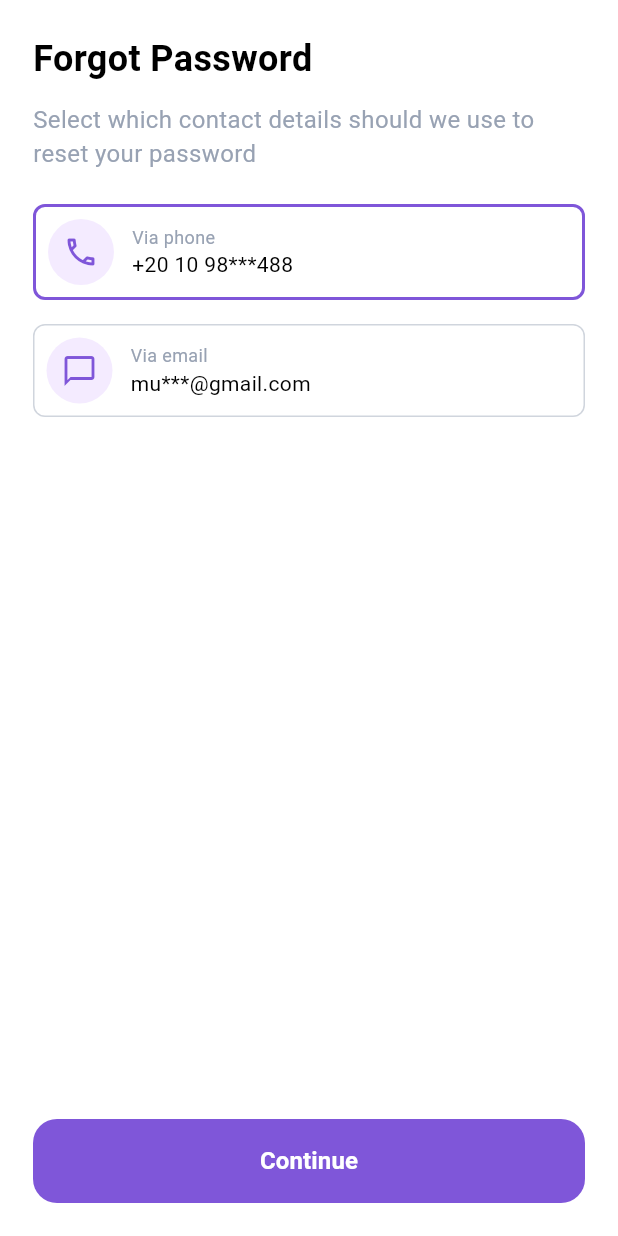
After one commit to ahmedalnagdy18/DomiAkar, a Flutter app: the LoginPage screen opened directly, after a tap on "Forgot password ?", on a phone screen of 412 x 824 dp. The commit adds this screen. Run offline on Flutter 3.47's test engine with Material 3 defaults, Android fonts, the phone set to English and light mode, and no system bars; our stand-ins replace dots_indicator, email_validator, fluttertoast, pinput.

Commit message:
finish authentication ui

```diff
--- a/lib/core/common/app_buttons.dart
+++ b/lib/core/common/app_buttons.dart
@@ -5,7 +5,7 @@ import 'package:flutter/material.dart';
 class MainAppButton extends StatelessWidget {
   const MainAppButton(
       {super.key,
-      this.onPressed,
+      required this.onPressed,
       this.textColor,
       this.fontSize,
       required this.text,
@@ -20,15 +20,17 @@ class MainAppButton extends StatelessWidget {
   @override
   Widget build(BuildContext context) {
     return MaterialButton(
+      disabledColor: AppColors.gray300,
       highlightElevation: 0,
       splashColor: Colors.transparent,
       onPressed: onPressed,
       color: buttonColor ?? AppColors.primary600,
       shape: RoundedRectangleBorder(
-          borderRadius: BorderRadius.circular(16.0),
-          side: BorderSide(
-            color: borderColor ?? AppColors.primary600,
-          )),
+        borderRadius: BorderRadius.circular(16.0),
+        // side: BorderSide(
+        //   color: borderColor ?? AppColors.primary600,
+        // ),
+      ),
       height: 56,
       elevation: 0,
       minWidth: double.infinity,
--- a/lib/core/fonts/app_text.dart
+++ b/lib/core/fonts/app_text.dart
@@ -40,4 +40,8 @@ class AppTexts {
     fontSize: 14,
     color: Colors.black,
   );
+  static TextStyle verySmallBody = TextStyle(
+    fontSize: 12,
+    color: Colors.black,
+  );
 }
--- a/lib/core/routes/navigation_helper.dart
+++ b/lib/core/routes/navigation_helper.dart
@@ -1,5 +1,9 @@
+import 'package:domi_aqar/core/common/success_page.dart';
+import 'package:domi_aqar/features/authentication/presentation/screens/create_new_password.dart';
 import 'package:domi_aqar/features/authentication/presentation/screens/login_page.dart';
+import 'package:domi_aqar/features/authentication/presentation/screens/otp_page.dart';
 import 'package:domi_aqar/features/authentication/presentation/screens/register_page.dart';
+import 'package:domi_aqar/features/authentication/presentation/screens/select_receive_code_page.dart';
 import 'package:flutter/material.dart';
 
 class NavigationHelper {
@@ -18,4 +22,38 @@ class NavigationHelper {
           builder: (context) => LoginPage(),
         ));
   }
+
+  static void goToSelectReceiveCodePage(
+      BuildContext context, bool isForgetPassword) {
+    Navigator.push(
+        context,
+        MaterialPageRoute(
+          builder: (context) =>
+              SelectReceiveCodePage(isForgetPassword: isForgetPassword),
+        ));
+  }
+
+  static void goToOtpPage(BuildContext context, bool isForgetPassword) {
+    Navigator.push(
+        context,
+        MaterialPageRoute(
+          builder: (context) => OtpPage(isForgetPassword: isForgetPassword),
+        ));
+  }
+
+  static void goToCreateNewPasswordPage(BuildContext context) {
+    Navigator.push(
+        context,
+        MaterialPageRoute(
+          builder: (context) => CreateNewPassword(),
+        ));
+  }
+
+  static void goToSuccessPage(BuildContext context) {
+    Navigator.push(
+        context,
+        MaterialPageRoute(
+          builder: (context) => SuccessPage(),
+        ));
+  }
 }
--- a/lib/features/authentication/presentation/screens/login_page.dart
+++ b/lib/features/authentication/presentation/screens/login_page.dart
@@ -151,12 +151,16 @@ class _LoginPageState extends State<LoginPage> {
                         : Colors.white,
                   ),
                   SizedBox(height: 14),
-                  Align(
-                    alignment: Alignment.centerRight,
-                    child: Text(
-                      'Forgot password ?',
-                      style: AppTexts.smallBody
-                          .copyWith(color: AppColors.primary600),
+                  InkWell(
+                    onTap: () => NavigationHelper.goToSelectReceiveCodePage(
+                        context, true),
+                    child: Align(
+                      alignment: Alignment.centerRight,
+                      child: Text(
+                        'Forgot password ?',
+                        style: AppTexts.smallBody
+                            .copyWith(color: AppColors.primary600),
+                      ),
                     ),
                   ),
                   SizedBox(height: 32),
--- /dev/null
+++ b/lib/features/authentication/presentation/screens/select_receive_code_page.dart
@@ -0,0 +1,125 @@
+import 'package:domi_aqar/core/colors/app_colors.dart';
+import 'package:domi_aqar/core/common/app_buttons.dart';
+import 'package:domi_aqar/core/fonts/app_text.dart';
+import 'package:domi_aqar/core/routes/navigation_helper.dart';
+import 'package:flutter/material.dart';
+
+class SelectReceiveCodePage extends StatefulWidget {
+  const SelectReceiveCodePage({super.key, required this.isForgetPassword});
+  final bool isForgetPassword;
+  @override
+  State<SelectReceiveCodePage> createState() => _SelectReceiveCodePageState();
+}
+
+class _SelectReceiveCodePageState extends State<SelectReceiveCodePage> {
+  int selectedBorder = 0;
+
+  @override
+  Widget build(BuildContext context) {
+    return Scaffold(
+      backgroundColor: Colors.white,
+      body: SafeArea(
+        child: Padding(
+          padding: const EdgeInsets.symmetric(horizontal: 22, vertical: 22),
+          child: Column(
+            crossAxisAlignment: CrossAxisAlignment.start,
+            children: [
+              Text(
+                  widget.isForgetPassword ? 'Forgot Password' : 'Select verify',
+                  style: AppTexts.meduimHeading),
+              const SizedBox(height: 12),
+              Text(
+                widget.isForgetPassword
+                    ? 'Select which contact details should we use to reset your password'
+                    : 'Select which contact details should we use to verify your email',
+                style: AppTexts.regularBody.copyWith(color: AppColors.gray400),
+              ),
+              const SizedBox(height: 22),
+              Expanded(
+                child: Column(
+                  children: [
+                    _selctionBox(
+                      index: 0,
+                      selected: selectedBorder == 0,
+                      onTap: () => setState(() => selectedBorder = 0),
+                      titleType: 'Via phone',
+                      hint: '+20 10 98***488',
+                      icon: Icons.phone_outlined,
+                    ),
+                    const SizedBox(height: 16),
+                    _selctionBox(
+                      index: 1,
+                      selected: selectedBorder == 1,
+                      onTap: () => setState(() => selectedBorder = 1),
+                      titleType: 'Via email',
+                      hint: 'mu***@gmail.com',
+                      icon: Icons.messenger_outline_outlined,
+                    ),
+                  ],
+                ),
+              ),
+              MainAppButton(
+                onPressed: () {
+                  if (selectedBorder == 0) {
+                    NavigationHelper.goToOtpPage(
+                        context, widget.isForgetPassword);
+                  }
+                },
+                text: 'Continue',
+              ),
+            ],
+          ),
+        ),
+      ),
+    );
+  }
+
+  Widget _selctionBox({
+    required int index,
+    required bool selected,
+    required VoidCallback onTap,
+    required String titleType,
+    required String hint,
+    required IconData icon,
+  }) {
+    return GestureDetector(
+      onTap: onTap,
+      child: Container(
+        padding: const EdgeInsets.all(8),
+        width: double.infinity,
+        decoration: BoxDecoration(
+          borderRadius: BorderRadius.circular(8),
+          border: Border.all(
+            color: selected ? AppColors.primary600 : AppColors.gray300,
+            width: selected ? 2 : 1,
+          ),
+        ),
+        child: Row(
+          children: [
+            Container(
+              width: 44,
+              height: 44,
+              decoration: BoxDecoration(
+                shape: BoxShape.circle,
+                color: AppColors.primary100,
+              ),
+              child: Icon(icon, color: AppColors.primary600),
+            ),
+            const SizedBox(width: 12),
+            Column(
+              crossAxisAlignment: CrossAxisAlignment.start,
+              children: [
+                Text(
+                  titleType,
+                  style:
+                      AppTexts.verySmallBody.copyWith(color: AppColors.gray400),
+                ),
+                Text(hint, style: AppTexts.smallBody),
+              ],
+            )
+          ],
+        ),
+      ),
+    );
+  }
+}
--- a/pubspec.yaml
+++ b/pubspec.yaml
@@ -37,6 +37,7 @@ dependencies:
   flutter_bloc: ^9.1.1
   flutter_native_splash: ^2.4.4
   fluttertoast: ^8.2.12
+  pinput: ^5.0.1
 
 dev_dependencies:
   flutter_lints: ^5.0.0
```
Also changed, not shown: lib/core/common/success_page.dart (added, +52 -0 lines), lib/features/authentication/presentation/screens/create_new_password.dart (added, +182 -0 lines), lib/features/authentication/presentation/screens/otp_page.dart (added, +106 -0 lines), lib/features/authentication/presentation/screens/register_page.dart (+65 -2 lines), lib/features/authentication/presentation/widgets/otp_widget.dart (added, +62 -0 lines), assets/images/success.png (added), pubspec.lock.
